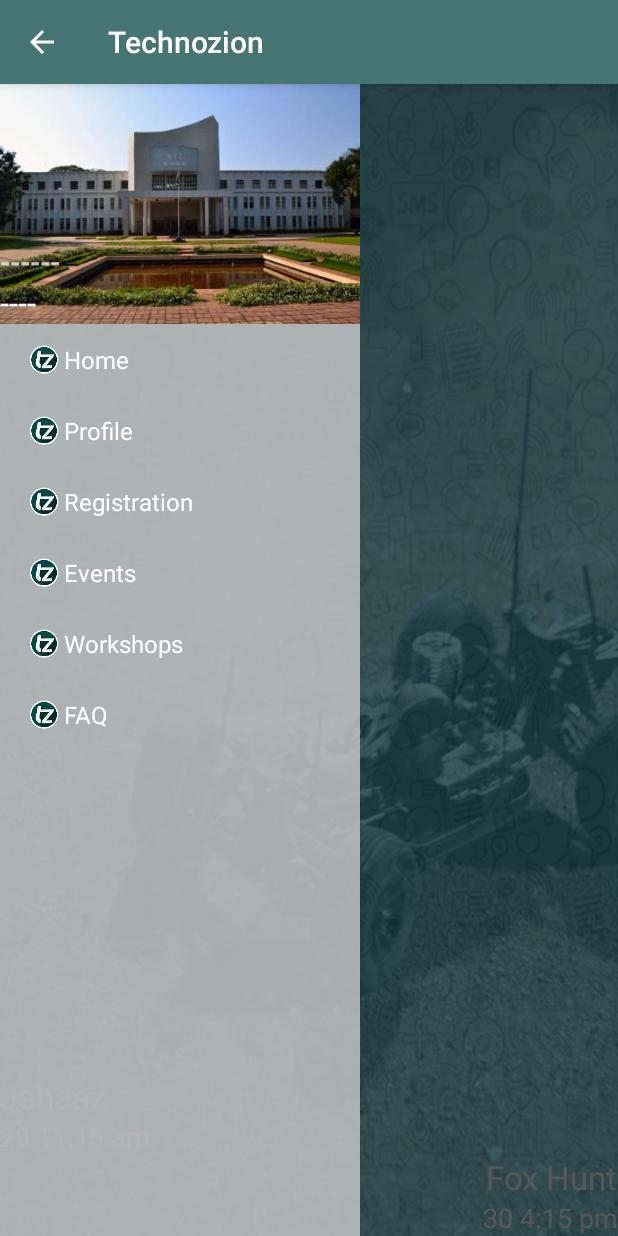
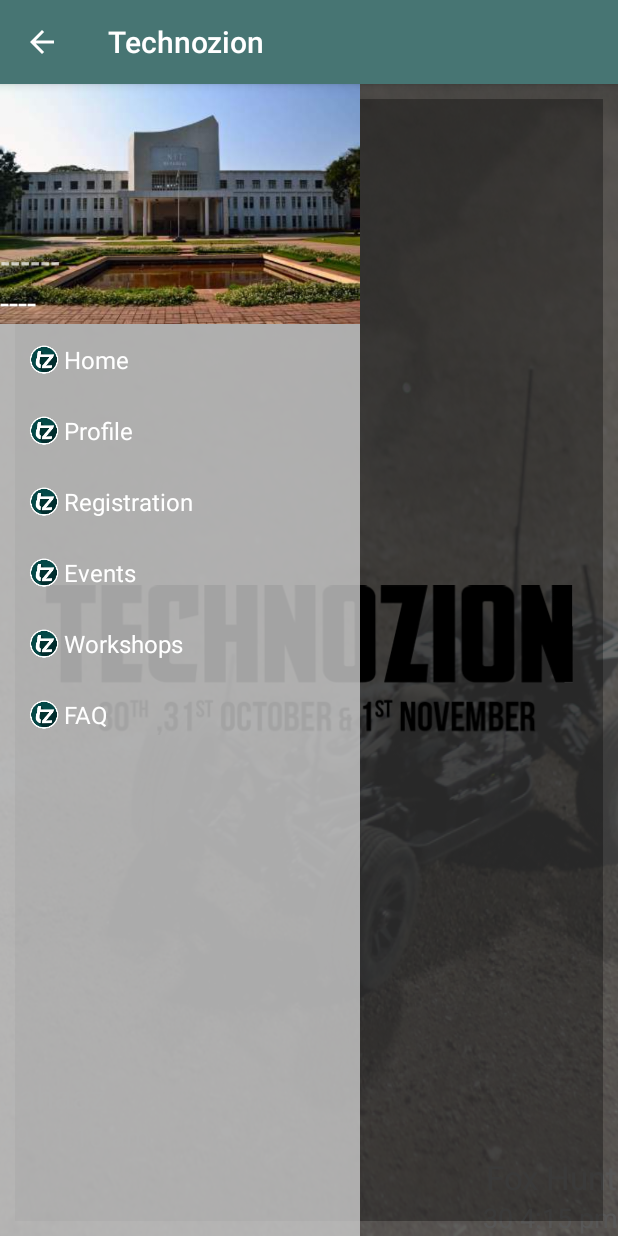
Before and after one commit to karnika-ag/Technozion1, an Android app: the HomeFragment screen opened directly, with no data from a screen before it, on a phone screen of 412 x 824 dp. Run offline under Robolectric (Android 15) with nearby library versions, the phone set to English and light mode, and no system bars; 2 statements that could not run were skipped.

Commit message:
main page design

```diff
--- a/app/src/main/res/layout/fragment_home.xml
+++ b/app/src/main/res/layout/fragment_home.xml
@@ -50,4 +50,22 @@
         android:layout_above="@+id/textViewNextEventTime"
         android:layout_alignParentLeft="true"
         android:layout_alignParentStart="true" />
+
+    <ImageView
+        android:background="@color/technozion_black"
+        android:padding="20dp"
+        android:layout_width="wrap_content"
+        android:layout_height="wrap_content"
+        android:id="@+id/imageView4"
+        android:src="@drawable/technozion_black"
+        android:layout_alignParentLeft="true"
+        android:layout_alignParentStart="true"
+        android:layout_alignRight="@+id/textViewNextEvent2"
+        android:layout_alignEnd="@+id/textViewNextEvent2"
+        android:layout_marginLeft="10dp"
+        android:layout_marginRight="10dp"
+        android:layout_marginTop="10dp"
+        android:layout_marginBottom="10dp"
+        android:layout_alignParentTop="true"
+        android:layout_alignParentBottom="true" />
 </RelativeLayout>
--- a/app/src/main/res/values/colors.xml
+++ b/app/src/main/res/values/colors.xml
@@ -1,6 +1,7 @@
 <?xml version="1.0" encoding="utf-8"?>
 <resources>
     <color name="login_white">#BBFFFFFF</color>
+    <color name="technozion_black">#55000000</color>
 
     <color name="green">#477573</color>
     <color name="blue">#0000FF</color>
```
Also changed, not shown: app/src/main/res/drawable-hdpi/bg2.png, app/src/main/res/drawable-hdpi/technozion_black.png (added).
